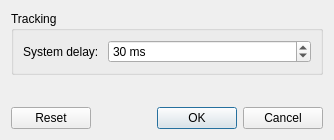
Above: src/gui/configdialog.ui from robotics-erlangen/autoref before the change. Below: the same form after it.
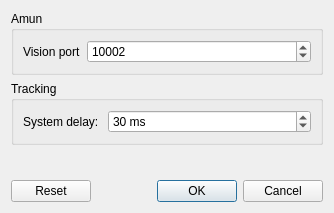
That is the form after the change.

Commit message: Update framework version and add setting to configure the vision port in the gui

```diff
--- a/src/gui/configdialog.ui
+++ b/src/gui/configdialog.ui
@@ -7,13 +7,42 @@
     <x>0</x>
     <y>0</y>
     <width>334</width>
-    <height>140</height>
+    <height>213</height>
    </rect>
   </property>
   <property name="windowTitle">
    <string>Configuration</string>
   </property>
   <layout class="QVBoxLayout" name="verticalLayout">
+   <item>
+    <widget class="QGroupBox" name="groupBox_4">
+     <property name="title">
+      <string>Amun</string>
+     </property>
+     <layout class="QFormLayout" name="formLayout_4">
+      <item row="0" column="0">
+       <widget class="QLabel" name="label_5">
+        <property name="text">
+         <string>Vision port</string>
+        </property>
+       </widget>
+      </item>
+      <item row="0" column="1">
+       <widget class="QSpinBox" name="visionPort">
+        <property name="minimum">
+         <number>1</number>
+        </property>
+        <property name="maximum">
+         <number>65535</number>
+        </property>
+        <property name="value">
+         <number>10002</number>
+        </property>
+       </widget>
+      </item>
+     </layout>
+    </widget>
+   </item>
    <item>
     <widget class="QGroupBox" name="groupBox_2">
      <property name="title">
```
The commit also changes 7 other files.
